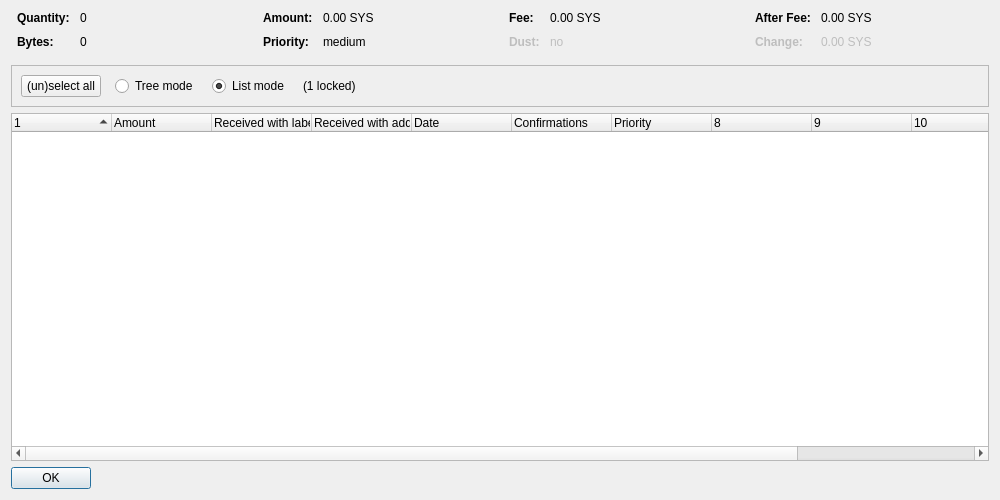
First picture: the form in src/qt/forms/coincontroldialog.ui, repository syscoin-core/syscoin-trimmed, before the edit.
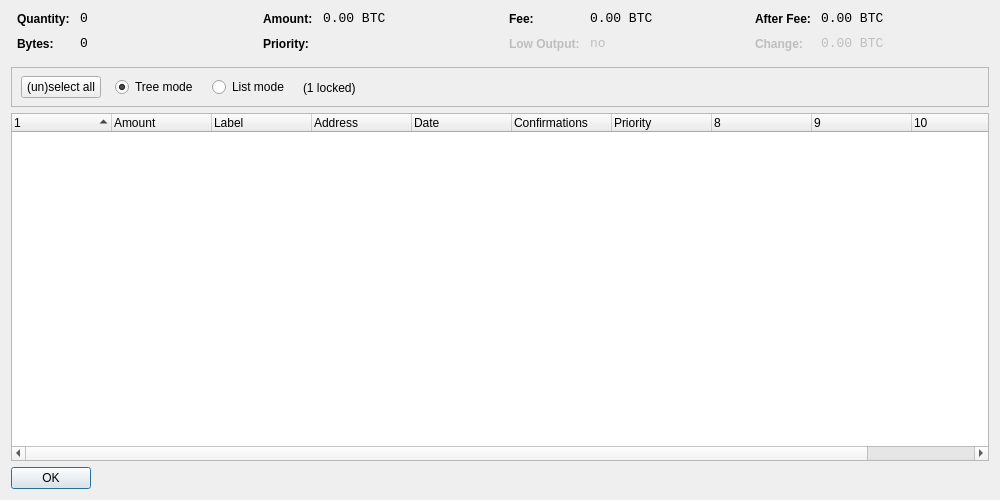
Second picture: the form after the edit. Custom widgets are drawn as their Qt base class.

The edit to the form file:
```diff
--- a/src/qt/forms/coincontroldialog.ui
+++ b/src/qt/forms/coincontroldialog.ui
@@ -38,11 +38,8 @@
        </property>
        <item row="0" column="0">
         <widget class="QLabel" name="labelCoinControlQuantityText">
-         <property name="font">
-          <font>
-           <weight>75</weight>
-           <bold>true</bold>
-          </font>
+         <property name="styleSheet">
+          <string notr="true">font-weight:bold;</string>
          </property>
          <property name="text">
           <string>Quantity:</string>
@@ -51,6 +48,12 @@
        </item>
        <item row="0" column="1">
         <widget class="QLabel" name="labelCoinControlQuantity">
+         <property name="font">
+          <font>
+           <family>Monospace</family>
+           <pointsize>10</pointsize>
+          </font>
+         </property>
          <property name="cursor">
           <cursorShape>IBeamCursor</cursorShape>
          </property>
@@ -67,11 +70,8 @@
        </item>
        <item row="1" column="0">
         <widget class="QLabel" name="labelCoinControlBytesText">
-         <property name="font">
-          <font>
-           <weight>75</weight>
-           <bold>true</bold>
-          </font>
+         <property name="styleSheet">
+          <string notr="true">font-weight:bold;</string>
          </property>
          <property name="text">
           <string>Bytes:</string>
@@ -80,6 +80,12 @@
        </item>
        <item row="1" column="1">
         <widget class="QLabel" name="labelCoinControlBytes">
+         <property name="font">
+          <font>
+           <family>Monospace</family>
+           <pointsize>10</pointsize>
+          </font>
+         </property>
          <property name="cursor">
           <cursorShape>IBeamCursor</cursorShape>
          </property>
@@ -112,11 +118,8 @@
        </property>
        <item row="0" column="0">
         <widget class="QLabel" name="labelCoinControlAmountText">
-         <property name="font">
-          <font>
-           <weight>75</weight>
-           <bold>true</bold>
-          </font>
+         <property name="styleSheet">
+          <string notr="true">font-weight:bold;</string>
          </property>
          <property name="text">
           <string>Amount:</string>
@@ -125,6 +128,12 @@
        </item>
        <item row="0" column="1">
         <widget class="QLabel" name="labelCoinControlAmount">
+         <property name="font">
+          <font>
+           <family>Monospace</family>
+           <pointsize>10</pointsize>
+          </font>
+         </property>
          <property name="cursor">
           <cursorShape>IBeamCursor</cursorShape>
          </property>
@@ -132,7 +141,7 @@
           <enum>Qt::ActionsContextMenu</enum>
          </property>
          <property name="text">
-          <string notr="true">0.00 SYS</string>
+          <string notr="true">0.00 BTC</string>
          </property>
          <property name="textInteractionFlags">
           <set>Qt::LinksAccessibleByMouse|Qt::TextSelectableByKeyboard|Qt::TextSelectableByMouse</set>
@@ -141,11 +150,8 @@
        </item>
        <item row="1" column="0">
         <widget class="QLabel" name="labelCoinControlPriorityText">
-         <property name="font">
-          <font>
-           <weight>75</weight>
-           <bold>true</bold>
-          </font>
+         <property name="styleSheet">
+          <string notr="true">font-weight:bold;</string>
          </property>
          <property name="text">
           <string>Priority:</string>
@@ -154,6 +160,12 @@
        </item>
        <item row="1" column="1">
         <widget class="QLabel" name="labelCoinControlPriority">
+         <property name="font">
+          <font>
+           <family>Monospace</family>
+           <pointsize>10</pointsize>
+          </font>
+         </property>
          <property name="cursor">
           <cursorShape>IBeamCursor</cursorShape>
          </property>
@@ -161,7 +173,7 @@
           <enum>Qt::ActionsContextMenu</enum>
          </property>
          <property name="text">
-          <string notr="true">medium</string>
+          <string/>
          </property>
          <property name="textInteractionFlags">
           <set>Qt::LinksAccessibleByMouse|Qt::TextSelectableByKeyboard|Qt::TextSelectableByMouse</set>
@@ -186,11 +198,8 @@
        </property>
        <item row="0" column="0">
         <widget class="QLabel" name="labelCoinControlFeeText">
-         <property name="font">
-          <font>
-           <weight>75</weight>
-           <bold>true</bold>
-          </font>
+         <property name="styleSheet">
+          <string notr="true">font-weight:bold;</string>
          </property>
          <property name="text">
           <string>Fee:</string>
@@ -199,6 +208,12 @@
        </item>
        <item row="0" column="1">
         <widget class="QLabel" name="labelCoinControlFee">
+         <property name="font">
+          <font>
+           <family>Monospace</family>
+           <pointsize>10</pointsize>
+          </font>
+         </property>
          <property name="cursor">
           <cursorShape>IBeamCursor</cursorShape>
          </property>
@@ -206,7 +221,7 @@
           <enum>Qt::ActionsContextMenu</enum>
          </property>
          <property name="text">
-          <string notr="true">0.00 SYS</string>
+          <string notr="true">0.00 BTC</string>
          </property>
          <property name="textInteractionFlags">
           <set>Qt::LinksAccessibleByMouse|Qt::TextSelectableByKeyboard|Qt::TextSelectableByMouse</set>
@@ -218,14 +233,11 @@
          <property name="enabled">
           <bool>false</bool>
          </property>
-         <property name="font">
-          <font>
-           <weight>75</weight>
-           <bold>true</bold>
-          </font>
+         <property name="styleSheet">
+          <string notr="true">font-weight:bold;</string>
          </property>
          <property name="text">
-          <string>Dust:</string>
+          <string>Low Output:</string>
          </property>
         </widget>
        </item>
@@ -234,6 +246,12 @@
          <property name="enabled">
           <bool>false</bool>
          </property>
+         <property name="font">
+          <font>
+           <family>Monospace</family>
+           <pointsize>10</pointsize>
+          </font>
+         </property>
          <property name="cursor">
           <cursorShape>IBeamCursor</cursorShape>
          </property>
@@ -266,11 +284,8 @@
        </property>
        <item row="0" column="0">
         <widget class="QLabel" name="labelCoinControlAfterFeeText">
-         <property name="font">
-          <font>
-           <weight>75</weight>
-           <bold>true</bold>
-          </font>
+         <property name="styleSheet">
+          <string notr="true">font-weight:bold;</string>
          </property>
          <property name="text">
           <string>After Fee:</string>
@@ -279,6 +294,12 @@
        </item>
        <item row="0" column="1">
         <widget class="QLabel" name="labelCoinControlAfterFee">
+         <property name="font">
+          <font>
+           <family>Monospace</family>
+           <pointsize>10</pointsize>
+          </font>
+         </property>
          <property name="cursor">
           <cursorShape>IBeamCursor</cursorShape>
          </property>
@@ -286,7 +307,7 @@
           <enum>Qt::ActionsContextMenu</enum>
          </property>
          <property name="text">
-          <string notr="true">0.00 SYS</string>
+          <string notr="true">0.00 BTC</string>
          </property>
          <property name="textInteractionFlags">
           <set>Qt::LinksAccessibleByMouse|Qt::TextSelectableByKeyboard|Qt::TextSelectableByMouse</set>
@@ -298,11 +319,8 @@
          <property name="enabled">
           <bool>false</bool>
          </property>
-         <property name="font">
-          <font>
-           <weight>75</weight>
-           <bold>true</bold>
-          </font>
+         <property name="styleSheet">
+          <string notr="true">font-weight:bold;</string>
          </property>
          <property name="text">
           <string>Change:</string>
@@ -314,6 +332,12 @@
          <property name="enabled">
           <bool>false</bool>
          </property>
+         <property name="font">
+          <font>
+           <family>Monospace</family>
+           <pointsize>10</pointsize>
+          </font>
+         </property>
          <property name="cursor">
           <cursorShape>IBeamCursor</cursorShape>
          </property>
@@ -321,7 +345,7 @@
           <enum>Qt::ActionsContextMenu</enum>
          </property>
          <property name="text">
-          <string notr="true">0.00 SYS</string>
+          <string notr="true">0.00 BTC</string>
          </property>
          <property name="textInteractionFlags">
           <set>Qt::LinksAccessibleByMouse|Qt::TextSelectableByKeyboard|Qt::TextSelectableByMouse</set>
@@ -346,8 +370,15 @@
      <property name="frameShadow">
       <enum>QFrame::Sunken</enum>
      </property>
-     <layout class="QHBoxLayout" name="horizontalLayout">
-      <item>
+     <widget class="QWidget" name="horizontalLayoutWidget">
+      <property name="geometry">
+       <rect>
+        <x>10</x>
+        <y>0</y>
+        <width>781</width>
+        <height>41</height>
+       </rect>
+      </property>
        <layout class="QHBoxLayout" name="horizontalLayoutPanel" stretch="0,0,0,0,0">
         <property name="spacing">
          <number>14</number>
@@ -363,9 +394,6 @@
           <property name="text">
            <string>(un)select all</string>
           </property>
-          <property name="autoDefault">
-           <bool>false</bool>
-          </property>
          </widget>
         </item>
         <item>
@@ -379,6 +407,9 @@
           <property name="text">
            <string>Tree mode</string>
           </property>
+         <property name="checked">
+          <bool>true</bool>
+         </property>
          </widget>
         </item>
         <item>
@@ -392,9 +423,6 @@
           <property name="text">
            <string>List mode</string>
           </property>
-          <property name="checked">
-           <bool>true</bool>
-          </property>
          </widget>
         </item>
         <item>
@@ -418,8 +446,7 @@
          </spacer>
         </item>
        </layout>
-      </item>
-     </layout>
+     </widget>
     </widget>
    </item>
    <item>
@@ -431,7 +458,7 @@
       <bool>false</bool>
      </property>
      <property name="columnCount">
-      <number>12</number>
+      <number>11</number>
      </property>
      <attribute name="headerShowSortIndicator" stdset="0">
       <bool>true</bool>
@@ -451,12 +478,12 @@
      </column>
      <column>
       <property name="text">
-       <string>Received with label</string>
+       <string notr="true">Label</string>
       </property>
      </column>
      <column>
       <property name="text">
-       <string>Received with address</string>
+       <string>Address</string>
       </property>
      </column>
      <column>
@@ -497,11 +524,6 @@
        <string/>
       </property>
      </column>
-     <column>
-      <property name="text">
-       <string/>
-      </property>
-     </column>
     </widget>
    </item>
    <item>
```
Left out of the diff: 6 changed lines with no effect on the pictures. Lines whose indentation alone changed are shown as unchanged.
